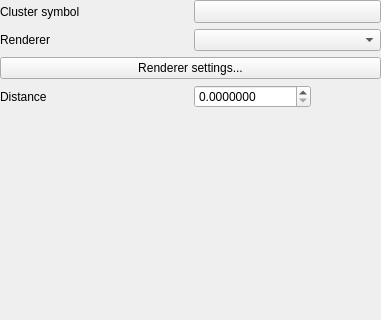
First picture: the form in src/ui/symbollayer/qgspointclusterrendererwidgetbase.ui, repository qgis/QGIS, before the edit; both pictures show x 0 to 381 and y 0 to 320 of the 381 by 492 pixel window.
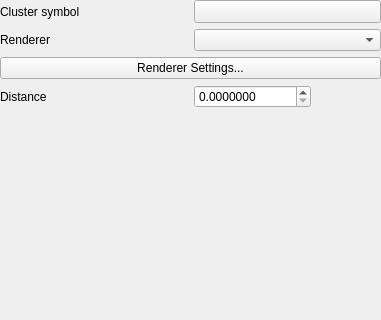
Second picture: the form after the edit. Custom widgets are drawn as their Qt base class.

What changed in the file:
```diff
--- a/src/ui/symbollayer/qgspointclusterrendererwidgetbase.ui
+++ b/src/ui/symbollayer/qgspointclusterrendererwidgetbase.ui
@@ -39,7 +39,7 @@
    <item row="4" column="0" colspan="2">
     <widget class="QPushButton" name="mRendererSettingsButton">
      <property name="text">
-      <string>Renderer settings...</string>
+      <string>Renderer Settings...</string>
      </property>
     </widget>
    </item>
```
